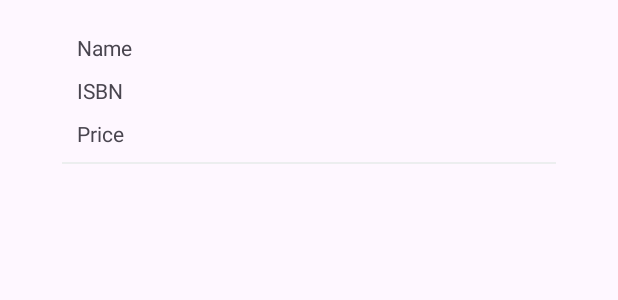
After one commit to imaansaleem/MobileApp, an Android app: the layout activity_product_item.xml on its own in the app's theme, with its tools: preview values and no code run, on a phone screen of 412 x 824 dp. The commit adds this screen. Shown: the top 300 px of the screen. Run offline under Robolectric (Android 15) with nearby library versions, the phone set to English and light mode, and no system bars.

Commit message:
Product is adding successfully and is showwn in recyclervire

```diff
--- /dev/null
+++ b/DecodeHive/app/src/main/res/layout/activity_product_item.xml
@@ -0,0 +1,61 @@
+<?xml version="1.0" encoding="utf-8"?>
+<LinearLayout xmlns:android="http://schemas.android.com/apk/res/android"
+    android:layout_width="match_parent"
+    android:layout_height="90dp"
+    android:orientation="horizontal"
+    android:weightSum="10"
+    android:gravity="center"
+    android:layout_marginTop="20dp"
+    android:id="@+id/product_item_linear">
+
+    <LinearLayout
+        android:layout_width="0dp"
+        android:layout_height="match_parent"
+        android:layout_weight="8"
+        android:orientation="vertical"
+        >
+
+        <TextView
+            android:layout_marginTop="2sp"
+            android:id="@+id/bookName"
+            android:layout_width="match_parent"
+            android:layout_height="0dp"
+            android:layout_weight="0.8"
+            android:text="Name"
+            android:layout_marginStart="10dp"
+            android:textAlignment="textStart"
+            android:layout_gravity="start"
+            />
+
+        <TextView
+            android:id="@+id/bookISBN"
+            android:layout_marginStart="10dp"
+            android:layout_width="match_parent"
+            android:layout_height="0dp"
+            android:layout_weight="0.8"
+            android:text="ISBN"
+            android:textAlignment="textStart"
+            android:layout_gravity="start"
+            />
+
+        <TextView
+            android:id="@+id/bookPrice"
+            android:layout_marginStart="10dp"
+            android:layout_width="match_parent"
+            android:layout_height="0dp"
+            android:layout_weight="0.8"
+            android:text="Price"
+            android:textAlignment="textStart"
+            android:layout_gravity="start"
+            />
+
+
+        <!-- Divider Line -->
+        <View
+            android:layout_width="match_parent"
+            android:layout_height="1dp"
+            android:background="@color/grey" />
+
+    </LinearLayout>
+
+</LinearLayout>
```
Also changed, not shown: DecodeHive/app/src/main/AndroidManifest.xml (+5 -3 lines), DecodeHive/app/src/main/java/com/example/decodehive/activities/ProductInput.java (+15 -13 lines), DecodeHive/app/src/main/java/com/example/decodehive/activities/RecyclerView.java (added, +58 -0 lines), DecodeHive/app/src/main/java/com/example/decodehive/adapter/RVAdapter.java (added, +73 -0 lines), DecodeHive/app/src/main/res/layout/activity_product_input.xml (+6 -3 lines), DecodeHive/app/src/main/res/layout/activity_recycler_view.xml (added, +60 -0 lines).
